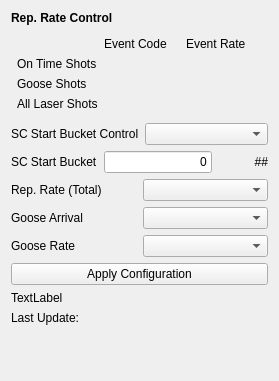
Above: opcpa_tpr_config/rep_rate_config.ui from pcdshub/opcpa-tpr-config before the change. Below: the same form after it.
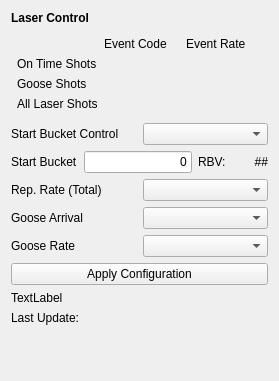
That is the form after the change. Custom widgets are drawn as their Qt base class.

Commit message: Small modifications to the UI labels to make things more clear to operators based on feedback.

Patch:
```diff
--- a/opcpa_tpr_config/rep_rate_config.ui
+++ b/opcpa_tpr_config/rep_rate_config.ui
@@ -23,7 +23,7 @@
       </font>
      </property>
      <property name="text">
-      <string>Rep. Rate Control</string>
+      <string>Laser Control</string>
      </property>
     </widget>
    </item>
@@ -145,7 +145,7 @@
        <item>
         <widget class="QLabel" name="sc_start_bucket_control_label">
          <property name="text">
-          <string>SC Start Bucket Control</string>
+          <string>Start Bucket Control</string>
          </property>
         </widget>
        </item>
@@ -159,7 +159,7 @@
        <item>
         <widget class="QLabel" name="sc_start_bucket_label">
          <property name="text">
-          <string>SC Start Bucket</string>
+          <string>Start Bucket</string>
          </property>
         </widget>
        </item>
@@ -182,6 +182,13 @@
          </property>
         </widget>
        </item>
+       <item>
+        <widget class="QLabel" name="sc_bucket_rbv_label">
+         <property name="text">
+          <string>RBV: </string>
+         </property>
+        </widget>
+       </item>
        <item>
         <widget class="PyDMLabel" name="sc_bucket_rbv">
          <property name="toolTip">
```
The commit also changes 1 other file.
